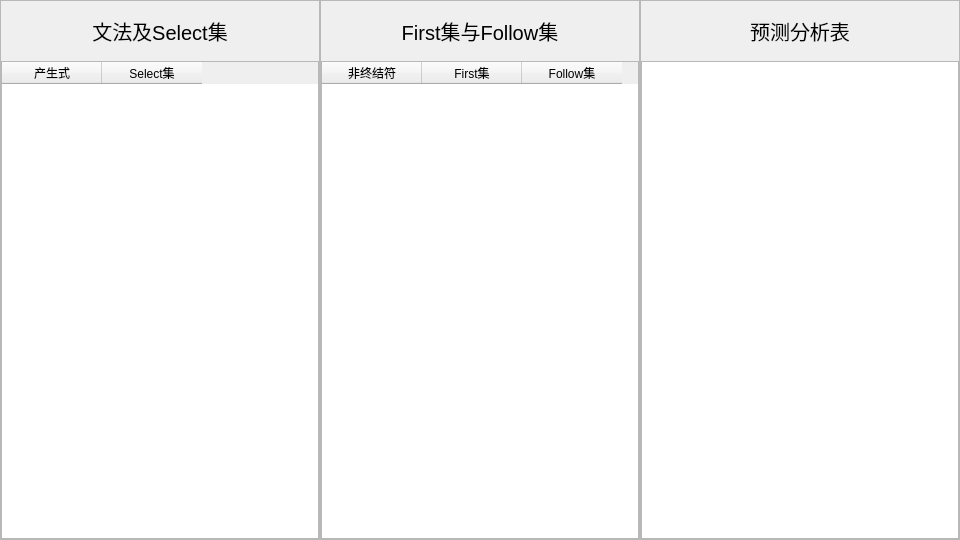
Old version of the form ui/syntax_grammar.ui in the repository HIT-SCIR-chichi/hit_compiling_systems.
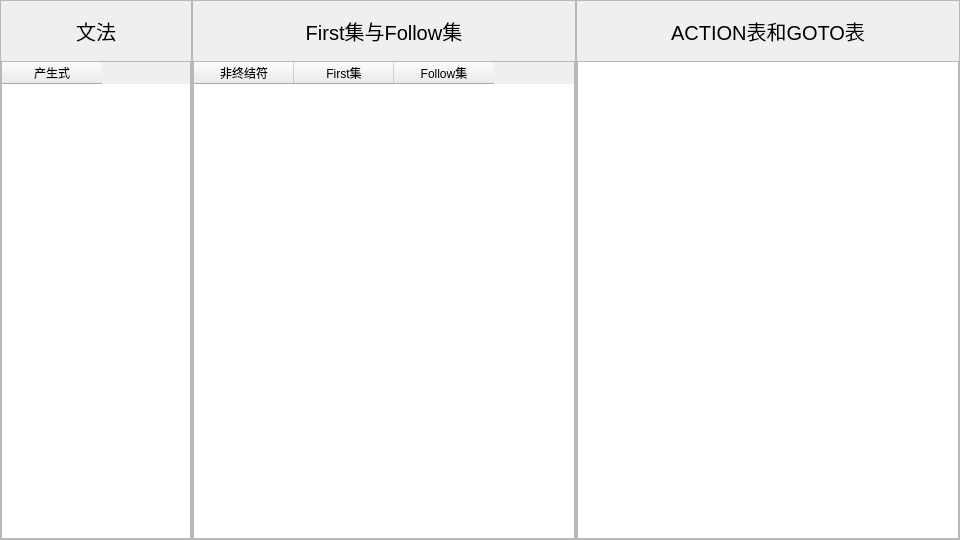
New version of the form. Icons and pictures are not drawn.

Commit message: 实现LR(1)文法的展示

```diff
--- a/ui/syntax_grammar.ui
+++ b/ui/syntax_grammar.ui
@@ -41,6 +41,12 @@
    </property>
    <item>
     <widget class="QFrame" name="frame">
+     <property name="sizePolicy">
+      <sizepolicy hsizetype="Preferred" vsizetype="Preferred">
+       <horstretch>1</horstretch>
+       <verstretch>0</verstretch>
+      </sizepolicy>
+     </property>
      <property name="frameShape">
       <enum>QFrame::StyledPanel</enum>
      </property>
@@ -71,7 +77,7 @@
          </font>
         </property>
         <property name="text">
-         <string>文法及Select集</string>
+         <string>文法</string>
         </property>
         <property name="alignment">
          <set>Qt::AlignCenter</set>
@@ -86,7 +92,7 @@
         <property name="horizontalScrollMode">
          <enum>QAbstractItemView::ScrollPerPixel</enum>
         </property>
-        <attribute name="verticalHeaderVisible">
+        <attribute name="horizontalHeaderVisible">
          <bool>true</bool>
         </attribute>
         <column>
@@ -94,11 +100,6 @@
           <string>产生式</string>
          </property>
         </column>
-        <column>
-         <property name="text">
-          <string>Select集</string>
-         </property>
-        </column>
        </widget>
       </item>
      </layout>
@@ -106,6 +107,12 @@
    </item>
    <item>
     <widget class="QFrame" name="frame_2">
+     <property name="sizePolicy">
+      <sizepolicy hsizetype="Preferred" vsizetype="Preferred">
+       <horstretch>2</horstretch>
+       <verstretch>0</verstretch>
+      </sizepolicy>
+     </property>
      <property name="frameShape">
       <enum>QFrame::StyledPanel</enum>
      </property>
@@ -176,6 +183,12 @@
    </item>
    <item>
     <widget class="QFrame" name="frame_3">
+     <property name="sizePolicy">
+      <sizepolicy hsizetype="Preferred" vsizetype="Preferred">
+       <horstretch>2</horstretch>
+       <verstretch>0</verstretch>
+      </sizepolicy>
+     </property>
      <property name="frameShape">
       <enum>QFrame::StyledPanel</enum>
      </property>
@@ -206,7 +219,7 @@
          </font>
         </property>
         <property name="text">
-         <string>预测分析表</string>
+         <string>ACTION表和GOTO表</string>
         </property>
         <property name="alignment">
          <set>Qt::AlignCenter</set>
```
Left out of the diff: 7 changed lines with no effect on the pictures. The commit also changes 5 other files.
